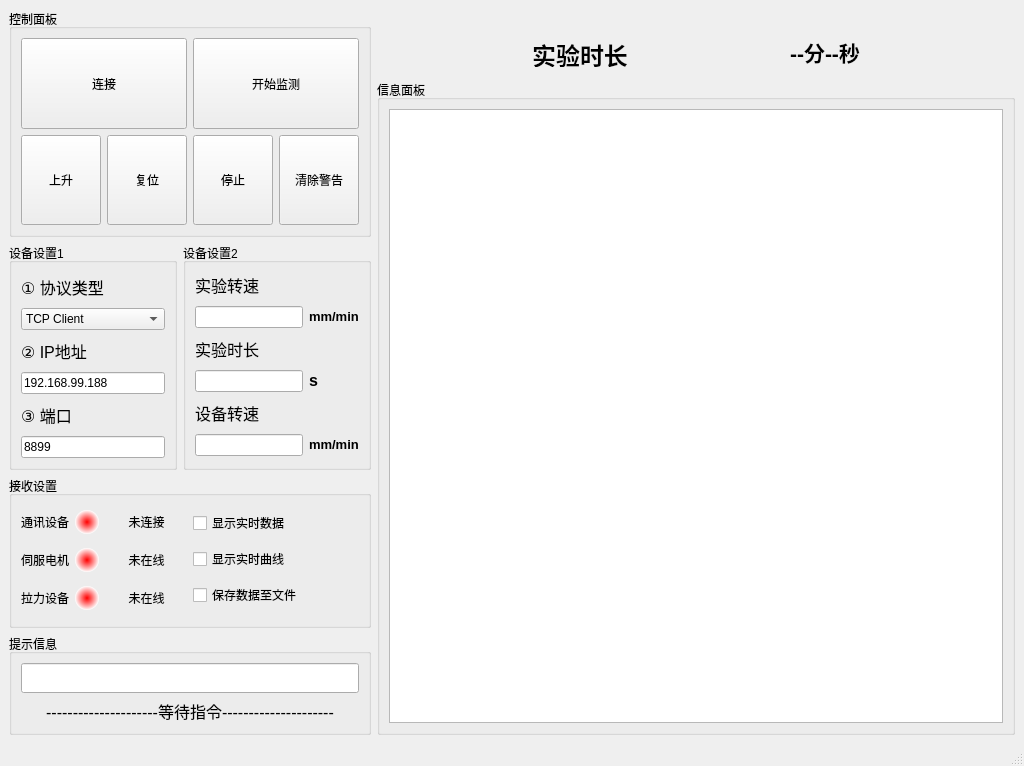
The window that mainwindow.ui (xiangxu05/TensilMeasurement) describes before a commit, drawn with Qt 5.
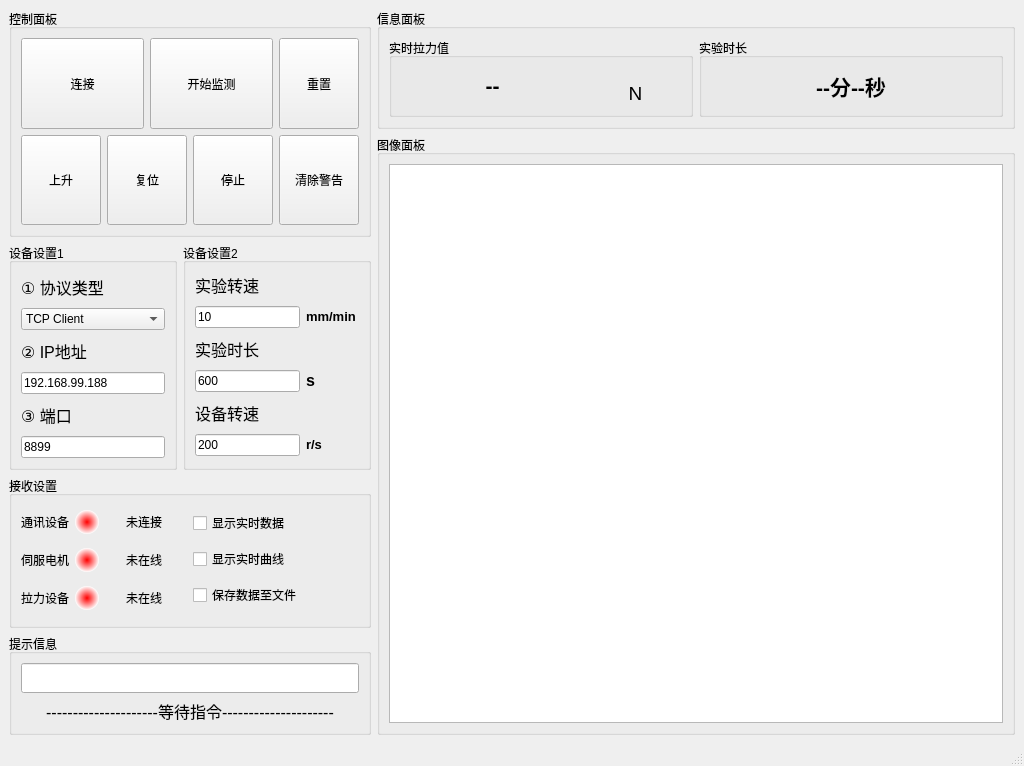
The same window after the commit. Custom widgets are drawn as their Qt base class.

The edit to the form file:
```diff
--- a/mainwindow.ui
+++ b/mainwindow.ui
@@ -14,7 +14,7 @@
    <string>MainWindow</string>
   </property>
   <widget class="QWidget" name="centralwidget">
-   <layout class="QHBoxLayout" name="horizontalLayout_12" stretch="1,2">
+   <layout class="QHBoxLayout" name="horizontalLayout_13" stretch="1,2">
     <item>
      <layout class="QVBoxLayout" name="verticalLayout_5" stretch="3,3,2,1">
       <item>
@@ -40,9 +40,11 @@
         <property name="title">
          <string>控制面板</string>
         </property>
-        <layout class="QVBoxLayout" name="verticalLayout_3" stretch="1,1">
+        <layout class="QHBoxLayout" name="horizontalLayout_14" stretch="3,1">
          <item>
-          <layout class="QHBoxLayout" name="horizontalLayout_5">
+          <layout class="QVBoxLayout" name="verticalLayout_11" stretch="1,1">
+           <item>
+            <layout class="QHBoxLayout" name="horizontalLayout_4">
            <item>
             <widget class="QPushButton" name="connectButton">
              <property name="sizePolicy">
@@ -78,7 +80,7 @@
           </layout>
          </item>
          <item>
-          <layout class="QHBoxLayout" name="horizontalLayout_4">
+            <layout class="QHBoxLayout" name="horizontalLayout_5">
            <item>
             <widget class="QPushButton" name="connectButton_2">
              <property name="sizePolicy">
@@ -127,8 +129,30 @@
              </property>
             </widget>
            </item>
+            </layout>
+           </item>
+          </layout>
+         </item>
            <item>
-            <widget class="QPushButton" name="connectButton_5">
+          <layout class="QVBoxLayout" name="verticalLayout_3" stretch="1,1">
+           <item>
+            <widget class="QPushButton" name="startButton_2">
+             <property name="sizePolicy">
+              <sizepolicy hsizetype="Minimum" vsizetype="Minimum">
+               <horstretch>0</horstretch>
+               <verstretch>0</verstretch>
+              </sizepolicy>
+             </property>
+             <property name="styleSheet">
+              <string notr="true">font: 12pt &quot;Microsoft YaHei UI&quot;;</string>
+             </property>
+             <property name="text">
+              <string>重置</string>
+             </property>
+            </widget>
+           </item>
+           <item>
+            <widget class="QPushButton" name="clearButton">
              <property name="sizePolicy">
               <sizepolicy hsizetype="Minimum" vsizetype="Minimum">
                <horstretch>0</horstretch>
@@ -298,7 +322,7 @@
             </widget>
            </item>
            <item>
-            <layout class="QHBoxLayout" name="horizontalLayout_7">
+            <layout class="QHBoxLayout" name="horizontalLayout_7" stretch="2,1">
              <item>
               <widget class="QLineEdit" name="IP_2">
                <property name="sizePolicy">
@@ -308,7 +332,7 @@
                 </sizepolicy>
                </property>
                <property name="text">
-                <string/>
+                <string>10</string>
                </property>
               </widget>
              </item>
@@ -341,7 +365,7 @@
             </widget>
            </item>
            <item>
-            <layout class="QHBoxLayout" name="horizontalLayout_9">
+            <layout class="QHBoxLayout" name="horizontalLayout_9" stretch="2,1">
              <item>
               <widget class="QLineEdit" name="IP_3">
                <property name="sizePolicy">
@@ -351,7 +375,7 @@
                 </sizepolicy>
                </property>
                <property name="text">
-                <string/>
+                <string>600</string>
                </property>
               </widget>
              </item>
@@ -384,7 +408,7 @@
             </widget>
            </item>
            <item>
-            <layout class="QHBoxLayout" name="horizontalLayout_8">
+            <layout class="QHBoxLayout" name="horizontalLayout_8" stretch="2,1">
              <item>
               <widget class="QLineEdit" name="port_2">
                <property name="sizePolicy">
@@ -394,7 +418,7 @@
                 </sizepolicy>
                </property>
                <property name="text">
-                <string/>
+                <string>200</string>
                </property>
               </widget>
              </item>
@@ -407,7 +431,7 @@
                 </size>
                </property>
                <property name="text">
-                <string>&lt;html&gt;&lt;head/&gt;&lt;body&gt;&lt;p&gt;&lt;span style=&quot; font-size:10pt; font-weight:700;&quot;&gt;mm/min&lt;/span&gt;&lt;/p&gt;&lt;/body&gt;&lt;/html&gt;</string>
+                <string>&lt;html&gt;&lt;head/&gt;&lt;body&gt;&lt;p&gt;&lt;span style=&quot; font-size:10pt; font-weight:700;&quot;&gt;r/s&lt;/span&gt;&lt;/p&gt;&lt;/body&gt;&lt;/html&gt;</string>
                </property>
               </widget>
              </item>
@@ -504,7 +528,7 @@
                 </size>
                </property>
                <property name="text">
-                <string>&lt;html&gt;&lt;head/&gt;&lt;body&gt;&lt;p align=&quot;center&quot;&gt;未连接&lt;/p&gt;&lt;/body&gt;&lt;/html&gt;</string>
+                <string>&lt;html&gt;&lt;head/&gt;&lt;body&gt;&lt;p&gt;未连接&lt;/p&gt;&lt;/body&gt;&lt;/html&gt;</string>
                </property>
               </widget>
              </item>
@@ -583,7 +607,7 @@
                 </size>
                </property>
                <property name="text">
-                <string>&lt;html&gt;&lt;head/&gt;&lt;body&gt;&lt;p align=&quot;center&quot;&gt;未在线&lt;/p&gt;&lt;/body&gt;&lt;/html&gt;</string>
+                <string>&lt;html&gt;&lt;head/&gt;&lt;body&gt;&lt;p&gt;未在线&lt;/p&gt;&lt;/body&gt;&lt;/html&gt;</string>
                </property>
               </widget>
              </item>
@@ -662,7 +686,7 @@
                 </size>
                </property>
                <property name="text">
-                <string>&lt;html&gt;&lt;head/&gt;&lt;body&gt;&lt;p align=&quot;center&quot;&gt;未在线&lt;/p&gt;&lt;/body&gt;&lt;/html&gt;</string>
+                <string>&lt;html&gt;&lt;head/&gt;&lt;body&gt;&lt;p&gt;未在线&lt;/p&gt;&lt;/body&gt;&lt;/html&gt;</string>
                </property>
               </widget>
              </item>
@@ -779,9 +803,34 @@
      </layout>
     </item>
     <item>
-     <layout class="QVBoxLayout" name="verticalLayout_8" stretch="1,10">
+     <layout class="QVBoxLayout" name="verticalLayout_8" stretch="1,5">
       <item>
-       <layout class="QVBoxLayout" name="verticalLayout_7" stretch="1,2">
+       <widget class="QGroupBox" name="groupBox_13">
+        <property name="title">
+         <string>信息面板</string>
+        </property>
+        <layout class="QHBoxLayout" name="horizontalLayout_12" stretch="1,1">
+         <item>
+          <widget class="QGroupBox" name="groupBox_14">
+           <property name="title">
+            <string>实时拉力值</string>
+           </property>
+           <layout class="QHBoxLayout" name="horizontalLayout_11" stretch="2,1">
+            <item>
+             <widget class="QLabel" name="TensileLabel">
+              <property name="maximumSize">
+               <size>
+                <width>16777215</width>
+                <height>16777215</height>
+               </size>
+              </property>
+              <property name="text">
+               <string>&lt;html&gt;&lt;head/&gt;&lt;body&gt;&lt;p align=&quot;center&quot;&gt;&lt;span style=&quot; font-size:16pt; font-weight:700;&quot;&gt;--&lt;/span&gt;&lt;/p&gt;&lt;/body&gt;&lt;/html&gt;</string>
+              </property>
+             </widget>
+            </item>
+            <item>
+             <layout class="QVBoxLayout" name="verticalLayout_7">
         <item>
          <spacer name="verticalSpacer">
           <property name="orientation">
@@ -796,46 +845,29 @@
          </spacer>
         </item>
         <item>
-         <layout class="QHBoxLayout" name="horizontalLayout_11">
-          <item>
-           <spacer name="horizontalSpacer">
-            <property name="orientation">
-             <enum>Qt::Horizontal</enum>
-            </property>
-            <property name="sizeHint" stdset="0">
-             <size>
-              <width>40</width>
-              <height>20</height>
-             </size>
-            </property>
-           </spacer>
-          </item>
-          <item>
-           <widget class="QLabel" name="infoLabel_4">
+               <widget class="QLabel" name="TimeLabel_3">
             <property name="maximumSize">
              <size>
               <width>16777215</width>
-              <height>30</height>
+                  <height>16777215</height>
              </size>
             </property>
             <property name="text">
-             <string>&lt;html&gt;&lt;head/&gt;&lt;body&gt;&lt;p align=&quot;center&quot;&gt;&lt;span style=&quot; font-size:18pt; font-weight:700;&quot;&gt;实验时长&lt;/span&gt;&lt;/p&gt;&lt;/body&gt;&lt;/html&gt;</string>
-            </property>
+                 <string>&lt;html&gt;&lt;head/&gt;&lt;body&gt;&lt;p align=&quot;center&quot;&gt;&lt;span style=&quot; font-size:14pt;&quot;&gt;N&lt;/span&gt;&lt;/p&gt;&lt;/body&gt;&lt;/html&gt;</string>
+                </property>
+               </widget>
+              </item>
+             </layout>
+            </item>
+           </layout>
            </widget>
           </item>
           <item>
-           <spacer name="horizontalSpacer_2">
-            <property name="orientation">
-             <enum>Qt::Horizontal</enum>
-            </property>
-            <property name="sizeHint" stdset="0">
-             <size>
-              <width>40</width>
-              <height>20</height>
-             </size>
-            </property>
-           </spacer>
-          </item>
+          <widget class="QGroupBox" name="groupBox_15">
+           <property name="title">
+            <string>实验时长</string>
+           </property>
+           <layout class="QVBoxLayout" name="verticalLayout_13">
           <item>
            <widget class="QLabel" name="TimeLabel">
             <property name="maximumSize">
@@ -849,27 +881,16 @@
             </property>
            </widget>
           </item>
-          <item>
-           <spacer name="horizontalSpacer_3">
-            <property name="orientation">
-             <enum>Qt::Horizontal</enum>
-            </property>
-            <property name="sizeHint" stdset="0">
-             <size>
-              <width>40</width>
-              <height>20</height>
-             </size>
-            </property>
-           </spacer>
-          </item>
-         </layout>
-        </item>
-       </layout>
+           </layout>
+          </widget>
+         </item>
+        </layout>
+       </widget>
       </item>
       <item>
        <widget class="QGroupBox" name="groupBox_12">
         <property name="title">
-         <string>信息面板</string>
+         <string>图像面板</string>
         </property>
         <layout class="QVBoxLayout" name="verticalLayout_10">
          <item>
```
Left out of the diff: 16 changed lines with no effect on the pictures. Lines whose indentation alone changed are shown as unchanged.
